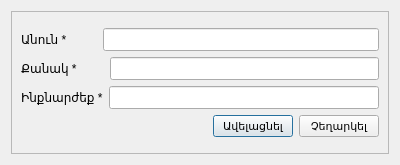
Above: src/addproduct.ui from ADCompany/AD-Farm before the change. Below: the same form after it.
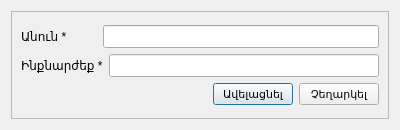
That is the form after the change. Icons and pictures are not drawn.

```diff
--- a/src/addproduct.ui
+++ b/src/addproduct.ui
@@ -7,7 +7,7 @@
     <x>0</x>
     <y>0</y>
     <width>400</width>
-    <height>165</height>
+    <height>130</height>
    </rect>
   </property>
   <property name="windowTitle">
@@ -25,7 +25,7 @@
         <x>0</x>
         <y>0</y>
         <width>380</width>
-        <height>145</height>
+        <height>110</height>
        </rect>
       </property>
       <layout class="QGridLayout" name="gridLayout_2">
@@ -66,36 +66,6 @@
              </item>
             </layout>
            </item>
-           <item>
-            <layout class="QHBoxLayout" name="horizontalLayout_5">
-             <item>
-              <layout class="QHBoxLayout" name="horizontalLayout_2">
-               <item>
-                <widget class="QLabel" name="lblCount">
-                 <property name="text">
-                  <string>Քանակ *        </string>
-                 </property>
-                </widget>
-               </item>
-              </layout>
-             </item>
-             <item>
-              <widget class="QLineEdit" name="editCount">
-               <property name="font">
-                <font>
-                 <pointsize>10</pointsize>
-                </font>
-               </property>
-               <property name="maxLength">
-                <number>20</number>
-               </property>
-               <property name="frame">
-                <bool>true</bool>
-               </property>
-              </widget>
-             </item>
-            </layout>
-           </item>
            <item>
             <layout class="QHBoxLayout" name="horizontalLayout_6">
              <item>
```
